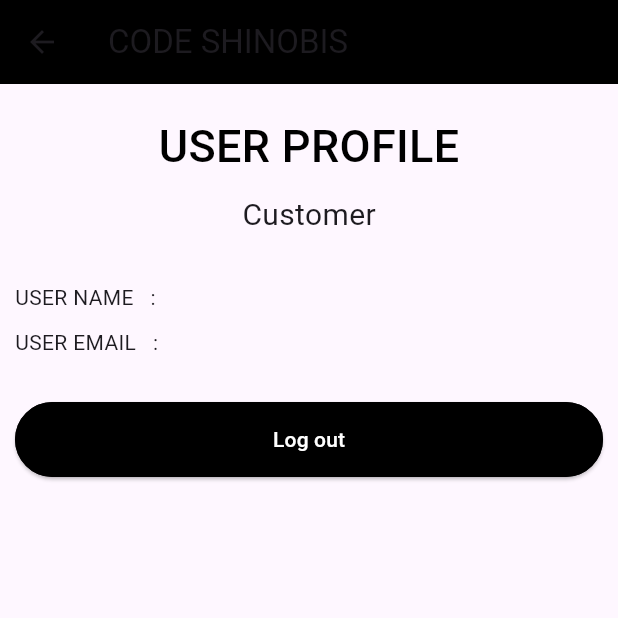
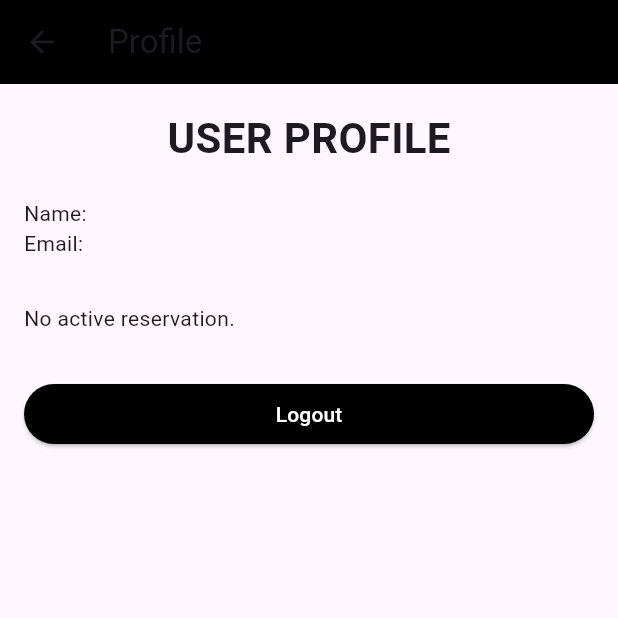
Before and after one commit to nourhesham116/intelligent-agent, a Flutter app: the ProfilePage screen opened directly, on a phone screen of 412 x 824 dp, the top half of it. Run offline on Flutter 3.47's test engine with Material 3 defaults, Android fonts, the phone set to English and light mode, and no system bars; our stand-ins replace cloud_firestore, firebase_auth, firebase_core, fluttertoast, qr_flutter, shared_preferences; missing offline and left inert: barcode_scan2; accounts and stored records are empty; Roboto replaces fonts that are missing (montserrat, montserrat1, painter).

Commit message:
qr code and reservation in my profile

```diff
--- a/lib/ProfilePage.dart
+++ b/lib/ProfilePage.dart
@@ -1,104 +1,151 @@
+import 'dart:async';
+import 'dart:convert';
 import 'package:flutter/material.dart';
-import 'homePage1.dart';
-import 'package:fluttertoast/fluttertoast.dart';
-import 'package:firebase_auth/firebase_auth.dart';
-import 'main.dart';
 import 'package:cloud_firestore/cloud_firestore.dart';
+import 'package:shared_preferences/shared_preferences.dart';
 import 'login_page.dart';
 
+class ProfilePage extends StatefulWidget {
+  const ProfilePage({super.key});
 
-class ProfilePage extends StatefulWidget {
   @override
-  ProfileState createState() => ProfileState();
+  State<ProfilePage> createState() => _ProfilePageState();
 }
 
-class ProfileState extends State<ProfilePage> {
-  final FirebaseAuth auth = FirebaseAuth.instance;
-  final FirebaseFirestore firestore = FirebaseFirestore.instance;
+class _ProfilePageState extends State<ProfilePage> {
+  String? userId;
+  String? name;
+  String? email;
+  int? spotNumber;
+  String? reservationTime;
+  String? qrBase64;
+  String message = "Loading...";
 
-  Future<Map<String, dynamic>> getUserData() async {
-    final User? firebaseUser = auth.currentUser;
-    final DocumentSnapshot userDoc =
-        await firestore.collection("users").doc(firebaseUser?.uid).get();
-    return userDoc.data() as Map<String, dynamic>;
+  @override
+  void initState() {
+    super.initState();
+    _loadProfileData();
+  }
+
+  Future<void> _loadProfileData() async {
+    final prefs = await SharedPreferences.getInstance();
+    userId = prefs.getString('user_id');
+    print("🔍 Loaded user_id: $userId");
+
+    if (userId == null) {
+      setState(() => message = "No user logged in.");
+      return;
+    }
+
+    try {
+      final userDoc = await FirebaseFirestore.instance.collection("users").doc(userId).get();
+      final userData = userDoc.data();
+      print("📄 Full user data: $userData");
+
+      if (userData == null) {
+        setState(() => message = "User document not found.");
+        return;
+      }
+
+      name = userData.containsKey('name') ? userData['name'] : 'Unknown';
+      email = userData.containsKey('email') ? userData['email'] : 'Unknown';
+
+      final spots = await FirebaseFirestore.instance
+          .collection('spots')
+          .where('user_id', isEqualTo: userId)
+          .where('occupied', isEqualTo: true)
+          .get();
+
+      if (spots.docs.isNotEmpty) {
+        final spot = spots.docs.first;
+        spotNumber = spot.data().containsKey('spot_number') ? spot['spot_number'] : null;
+        reservationTime = spot.data().containsKey('reservation_time') ? spot['reservation_time'] : null;
+        qrBase64 = spot.data().containsKey('qr_code') ? spot['qr_code'] : null;
+      }
+
+      setState(() => message = "");
+    } catch (e) {
+      print("❌ Error loading profile: $e");
+      setState(() => message = "Error loading profile.");
+    }
+  }
+
+  String _countdown(String? time) {
+    if (time == null) return "";
+    try {
+      final now = DateTime.now();
+      final parts = time.split(':');
+      final resTime = DateTime(now.year, now.month, now.day, int.parse(parts[0]), int.parse(parts[1]));
+      final diff = resTime.difference(now);
+      if (diff.isNegative) return "Reservation time has passed.";
+      final h = diff.inHours.toString().padLeft(2, '0');
+      final m = (diff.inMinutes % 60).toString().padLeft(2, '0');
+      final s = (diff.inSeconds % 60).toString().padLeft(2, '0');
+      return "$h:$m:$s remaining";
+    } catch (_) {
+      return "Invalid reservation time format.";
+    }
   }
 
   @override
   Widget build(BuildContext context) {
+    final qrWidget = qrBase64 != null
+        ? Image.memory(base64Decode(qrBase64!))
+        : const SizedBox();
+
     return Scaffold(
       appBar: AppBar(
         backgroundColor: Colors.black,
-        title: const Text('CODE SHINOBIS', style: TextStyle(fontFamily: 'painter')),
+        title: const Text('Profile', style: TextStyle(fontFamily: 'painter')),
       ),
-      body: FutureBuilder<Map<String, dynamic>>(
-        future: getUserData(),
-        builder: (context, snapshot) {
-          String name = 'USER NAME   :   UserXYZ';
-          String email = 'USER EMAIL   :   UserXYZ@gmail.com';
-
-          if (snapshot.connectionState == ConnectionState.waiting) {
-            return const Center(child: CircularProgressIndicator());
-          } else if (snapshot.hasError) {
-            return const Center(child: Text('Error loading user data.'));
-          } else if (snapshot.hasData) {
-            final data = snapshot.data!;
-            name = "USER NAME   :   ${data['User name']}";
-            email = "USER EMAIL   :   ${data['User email']}";
-          }
-
-          return Padding(
-            padding: const EdgeInsets.all(10),
-            child: ListView(
-              children: <Widget>[
-                const SizedBox(height: 10),
+      body: Padding(
+        padding: const EdgeInsets.all(16),
+        child: message.isNotEmpty
+            ? Center(child: Text(message))
+            : ListView(
+                children: [
                   const Center(
                     child: Text(
                       'USER PROFILE',
-                    style: TextStyle(
-                      fontFamily: 'montserrat1',
-                      color: Colors.black,
-                      fontWeight: FontWeight.w500,
-                      fontSize: 30,
+                      style: TextStyle(fontSize: 28, fontFamily: 'montserrat1', fontWeight: FontWeight.bold),
                     ),
                   ),
+                  const SizedBox(height: 20),
+                  Text("Name: $name"),
+                  Text("Email: $email"),
+                  const SizedBox(height: 30),
+                  if (spotNumber != null && reservationTime != null) ...[
+                    Text("Reserved Spot: $spotNumber"),
+                    Text("Reservation Time: $reservationTime"),
+                    const SizedBox(height: 10),
+                    Text(
+                      _countdown(reservationTime),
+                      style: const TextStyle(fontSize: 18, color: Colors.blue),
                     ),
+                    const SizedBox(height: 20),
+                    const Text("Your QR Code:"),
                     const SizedBox(height: 10),
-                const Center(
-                  child: Text(
-                    'Customer',
-                    style: TextStyle(fontFamily: 'montserrat', fontSize: 20),
-                  ),
-                ),
+                    Center(child: qrWidget),
+                  ] else
+                    const Text("No active reservation."),
                   const SizedBox(height: 30),
-                Text(name),
-                const SizedBox(height: 10),
-                Text(email),
-                const SizedBox(height: 30),
-                SizedBox(
-                  height: 50,
-                  child: ElevatedButton(
+                  ElevatedButton(
+                    onPressed: () async {
+                      final prefs = await SharedPreferences.getInstance();
+                      await prefs.clear();
+                      Navigator.pushReplacement(
+                        context,
+                        MaterialPageRoute(builder: (_) => const LoginPage()),
+                      );
+                    },
                     style: ElevatedButton.styleFrom(
                       backgroundColor: Colors.black,
                       foregroundColor: Colors.white,
-                      shape: RoundedRectangleBorder(
-                        borderRadius: BorderRadius.circular(30.0),
-                        side: const BorderSide(color: Colors.black),
                     ),
-                    ),
-                    onPressed: () async {
-                      await FirebaseAuth.instance.signOut();
-                      Navigator.pushReplacement(
-                        context,
-                        MaterialPageRoute(builder: (context) => LoginPage()),
-                      );
-                    },
-                    child: const Text('Log out', style: TextStyle(fontFamily: 'montserrat1')),
-                  ),
+                    child: const Text("Logout"),
                   ),
                 ],
               ),
-          );
-        },
       ),
     );
   }
--- a/lib/login_page.dart
+++ b/lib/login_page.dart
@@ -26,7 +26,7 @@ class _LoginPageState extends State<LoginPage> {
     }
 
     try {
-      QuerySnapshot snapshot = await FirebaseFirestore.instance
+      final snapshot = await FirebaseFirestore.instance
           .collection('users')
           .where('email', isEqualTo: email)
           .limit(1)
@@ -38,19 +38,25 @@ class _LoginPageState extends State<LoginPage> {
       }
 
       final userDoc = snapshot.docs.first;
-      final user = userDoc.data() as Map<String, dynamic>;
+      final userData = userDoc.data() as Map<String, dynamic>;
 
-      if (user['password'] != password) {
+      if (userData['password'] != password) {
         _showToast("Wrong password! Please re-check your password.");
         return;
       }
 
-      final SharedPreferences prefs = await SharedPreferences.getInstance();
-      await prefs.setString('user_email', user['email']);
-      await prefs.setString('user_name', user['name']);
+      final prefs = await SharedPreferences.getInstance();
+      await prefs.setString('user_email', userData['email']);
+      await prefs.setString('user_name', userData['name']);
       await prefs.setString('user_id', userDoc.id);
 
+      print("✅ Login success, stored prefs:");
+      print("user_id: ${prefs.getString('user_id')}");
+      print("user_email: ${prefs.getString('user_email')}");
+      print("user_name: ${prefs.getString('user_name')}");
+
       _showToast("Login successful!");
+
       Navigator.pushReplacement(
         context,
         MaterialPageRoute(builder: (context) => HomePage1()),
--- a/lib/welcome_home.dart
+++ b/lib/welcome_home.dart
@@ -10,7 +10,7 @@ class WelcomeHomePage extends StatelessWidget {
     return Scaffold(
       appBar: AppBar(
         backgroundColor: Colors.black,
-        title: const Text('CODE SHINOBIS', style: TextStyle(fontFamily: 'painter')),
+        title: const Text('SMART PARK', style: TextStyle(fontFamily: 'painter')),
         actions: [
           TextButton(
             onPressed: () {
```
Also changed, not shown: lib/homePage1.dart (+30 -15 lines). Lines whose indentation alone changed are shown as unchanged.
